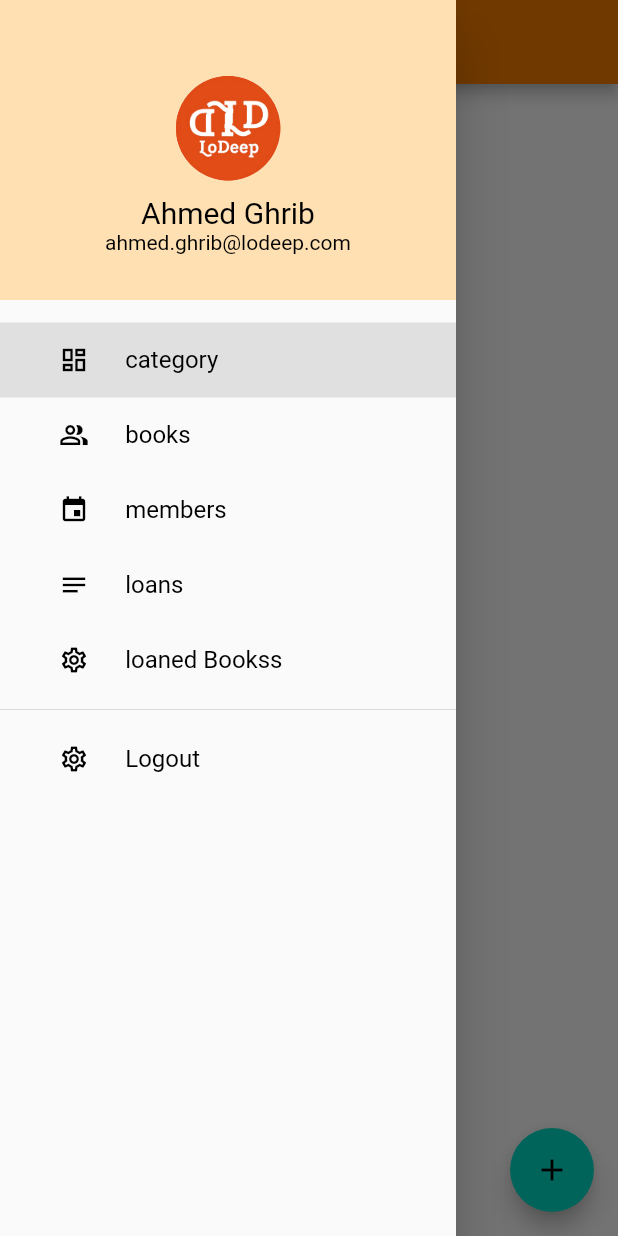
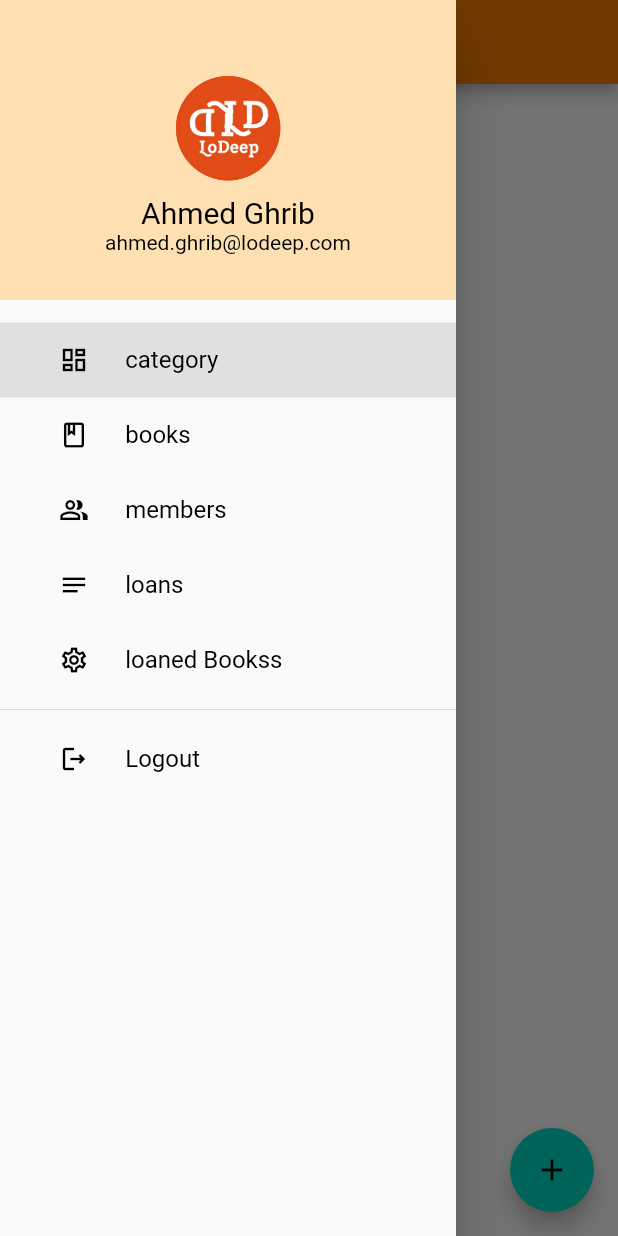
Before and after one commit to alaabh/LodeepApplication, a Flutter app: the HomePage screen opened directly, with the side drawer open, on a phone screen of 412 x 824 dp. Run offline on Flutter 3.47's test engine with Material 2 defaults, Android fonts, the phone set to English and light mode, and no system bars; our stand-ins replace get, sqflite; accounts and stored records are empty.

Commit message:
second commit

```diff
--- a/lib/dashbord.dart
+++ b/lib/dashbord.dart
@@ -72,16 +72,16 @@ class _HomePageState extends State<HomePage> {
         children: [
           menuItem(1, "category", Icons.dashboard_outlined,
               currentPage == DrawerSections.category ? true : false),
-          menuItem(2, "books", Icons.people_alt_outlined,
+          menuItem(2, "books", Icons.book_outlined,
               currentPage == DrawerSections.books ? true : false),
-          menuItem(3, "members", Icons.event,
+          menuItem(3, "members", Icons.people_alt_outlined,
               currentPage == DrawerSections.members ? true : false),
           menuItem(4, "loans", Icons.notes,
               currentPage == DrawerSections.loans ? true : false),
           menuItem(5, "loaned Bookss", Icons.settings_outlined,
               currentPage == DrawerSections.loanedBooks ? true : false),
           const Divider(),
-          menuItem(6, "Logout", Icons.settings_outlined,
+          menuItem(6, "Logout", Icons.logout_outlined,
               currentPage == DrawerSections.logout ? true : false),
         ],
       ),
```
